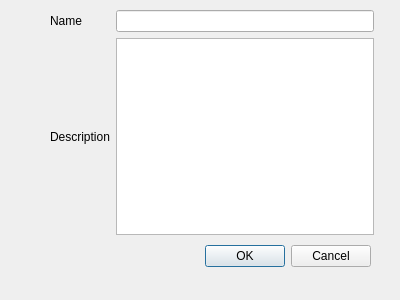
grapesmoker/qodex, file qodex/ui/new_shelf.ui: the form before one commit.
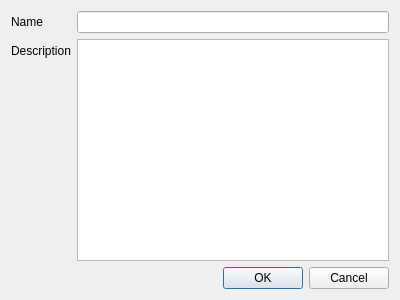
The form after the commit.

```diff
--- a/qodex/ui/new_shelf.ui
+++ b/qodex/ui/new_shelf.ui
@@ -13,32 +13,7 @@
   <property name="windowTitle">
    <string>New Shelf</string>
   </property>
-  <widget class="QDialogButtonBox" name="buttonBox">
-   <property name="geometry">
-    <rect>
-     <x>30</x>
-     <y>240</y>
-     <width>341</width>
-     <height>32</height>
-    </rect>
-   </property>
-   <property name="orientation">
-    <enum>Qt::Horizontal</enum>
-   </property>
-   <property name="standardButtons">
-    <set>QDialogButtonBox::Cancel|QDialogButtonBox::Ok</set>
-   </property>
-  </widget>
-  <widget class="QWidget" name="">
-   <property name="geometry">
-    <rect>
-     <x>50</x>
-     <y>10</y>
-     <width>324</width>
-     <height>225</height>
-    </rect>
-   </property>
-   <layout class="QGridLayout" name="gridLayout">
+  <layout class="QFormLayout" name="formLayout">
     <item row="0" column="0">
      <widget class="QLabel" name="label">
       <property name="text">
@@ -59,8 +34,17 @@
     <item row="1" column="1">
      <widget class="QTextEdit" name="shelf_description"/>
     </item>
-   </layout>
-  </widget>
+   <item row="2" column="0" colspan="2">
+    <widget class="QDialogButtonBox" name="buttonBox">
+     <property name="orientation">
+      <enum>Qt::Horizontal</enum>
+     </property>
+     <property name="standardButtons">
+      <set>QDialogButtonBox::Cancel|QDialogButtonBox::Ok</set>
+     </property>
+    </widget>
+   </item>
+  </layout>
  </widget>
  <resources/>
  <connections>
```
Lines whose indentation alone changed are shown as unchanged.
